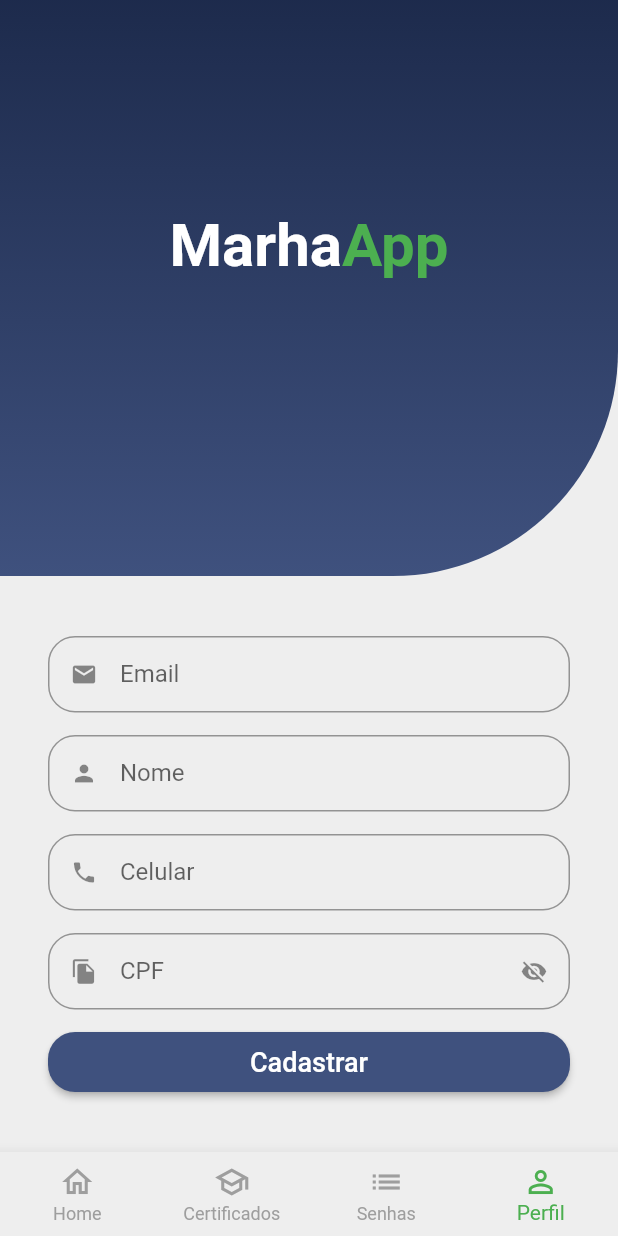
After one commit to samuelfer/marhapass, a Flutter app: the BaseScreen screen opened directly, item 4 of the bottom bar chosen, scrolled down 56 dp, after a tap on "Cadastrar", on a phone screen of 412 x 824 dp. The commit adds this screen. Run offline on Flutter 3.47's test engine with Material 2 defaults, Android fonts, the phone set to English and light mode, and no system bars; our stand-ins replace badges, mask_text_input_formatter, snippet_coder_utils.

Commit message:
Configurando tela de perfil

```diff
--- a/lib/main.dart
+++ b/lib/main.dart
@@ -3,7 +3,7 @@ import 'package:marhapass/src/pages/base/base_screen.dart';
 import 'package:marhapass/src/pages/auth/sign_in_screen.dart';
 import 'package:marhapass/src/pages/home/home_tab.dart';
 import 'package:marhapass/src/pages/login_page.dart';
-import 'package:marhapass/src/pages/profile/profile_screen.dart';
+import 'package:marhapass/src/pages/profile/profile_tab.dart';
 import 'package:marhapass/src/pages/register_page.dart';
 
 void main() {
@@ -26,7 +26,7 @@ class MyApp extends StatelessWidget {
         '/': (context) => const SignInScreenPage(),
         '/login': (context) => const LoginPage(),
         '/register': (context) => const UserRegisterPage(),
-        '/profile': (context) => const ProfileScreen()
+        '/profile': (context) => const ProfileTab()
       },
     );
   }
--- a/lib/src/pages/base/base_screen.dart
+++ b/lib/src/pages/base/base_screen.dart
@@ -1,6 +1,7 @@
 import 'package:flutter/material.dart';
 import 'package:marhapass/src/pages/auth/sign_in_screen.dart';
 import 'package:marhapass/src/pages/home/home_tab.dart';
+import 'package:marhapass/src/pages/profile/profile_tab.dart';
 
 import '../passwords/pass_tab.dart';
 
@@ -21,11 +22,11 @@ class _BaseScreenState extends State<BaseScreen> {
       body: PageView(
         physics: const NeverScrollableScrollPhysics(),
         controller: pageController,
-        children: [
-          const HomeTab(),
-          const HomeTab(),
-          const PasswordTab(),
-          Container(color: Colors.green),
+        children: const [
+          HomeTab(),
+          HomeTab(),
+          PasswordTab(),
+          ProfileTab(),
         ],
       ),
       bottomNavigationBar: BottomNavigationBar(
--- /dev/null
+++ b/lib/src/pages/profile/profile_tab.dart
@@ -0,0 +1,108 @@
+import 'package:flutter/material.dart';
+import 'package:marhapass/src/pages/components/custom_text_field.dart';
+import 'package:marhapass/src/config/app_data.dart' as appData;
+
+import '../components/custom_header_expanded.dart';
+
+class ProfileTab extends StatelessWidget {
+  const ProfileTab({super.key});
+
+  @override
+  Widget build(BuildContext context) {
+    final size = MediaQuery.of(context).size;
+
+    return Scaffold(
+      backgroundColor: Colors.grey[200],
+      body: SingleChildScrollView(
+        child: SizedBox(
+          height: size.height,
+          width: size.width,
+          child: Stack(
+            children: [
+              Column(
+                children: [
+                  //Header
+                  const CustomHeaderExpanded(),
+
+                  //Formulario
+                  Container(
+                    padding: const EdgeInsets.symmetric(
+                      horizontal: 32,
+                      vertical: 40,
+                    ),
+                    child: Column(
+                      crossAxisAlignment: CrossAxisAlignment.stretch,
+                      children: [
+                        //Email
+                        const CustomTextFied(
+                          icon: Icons.email,
+                          label: 'Email',
+                        ),
+
+                        //Nome
+                        const CustomTextFied(
+                          icon: Icons.person,
+                          label: 'Nome',
+                        ),
+
+                        //Celular
+                        const CustomTextFied(
+                          icon: Icons.phone,
+                          label: 'Celular',
+                        ),
+
+                        //CPF
+                        const CustomTextFied(
+                          icon: Icons.file_copy,
+                          label: 'CPF',
+                          isSecret: true,
+                        ),
+
+                        //Botao entrar
+                        SizedBox(
+                          height: 40,
+                          child: ElevatedButton(
+                            style: ElevatedButton.styleFrom(
+                              shape: RoundedRectangleBorder(
+                                borderRadius: BorderRadius.circular(18),
+                              ),
+                              backgroundColor: Color.fromRGBO(63, 81, 126, 5),
+                            ),
+                            onPressed: () {},
+                            child: const Text(
+                              "Cadastrar",
+                              style: TextStyle(
+                                fontSize: 18,
+                              ),
+                            ),
+                          ),
+                        ),
+                      ],
+                    ),
+                  ),
+                ],
+              ),
+
+              //Botao de voltar
+              Positioned(
+                left: 10,
+                top: 10,
+                child: SafeArea(
+                  child: IconButton(
+                    onPressed: () {
+                      Navigator.of(context).pop();
+                    },
+                    icon: const Icon(
+                      Icons.arrow_back_ios,
+                      color: Colors.white,
+                    ),
+                  ),
+                ),
+              )
+            ],
+          ),
+        ),
+      ),
+    );
+  }
+}
```
Also changed, not shown: lib/src/pages/passwords/pass_tab.dart (+2 -10 lines), lib/src/pages/profile/profile_screen.dart (deleted, +0 -54 lines).
